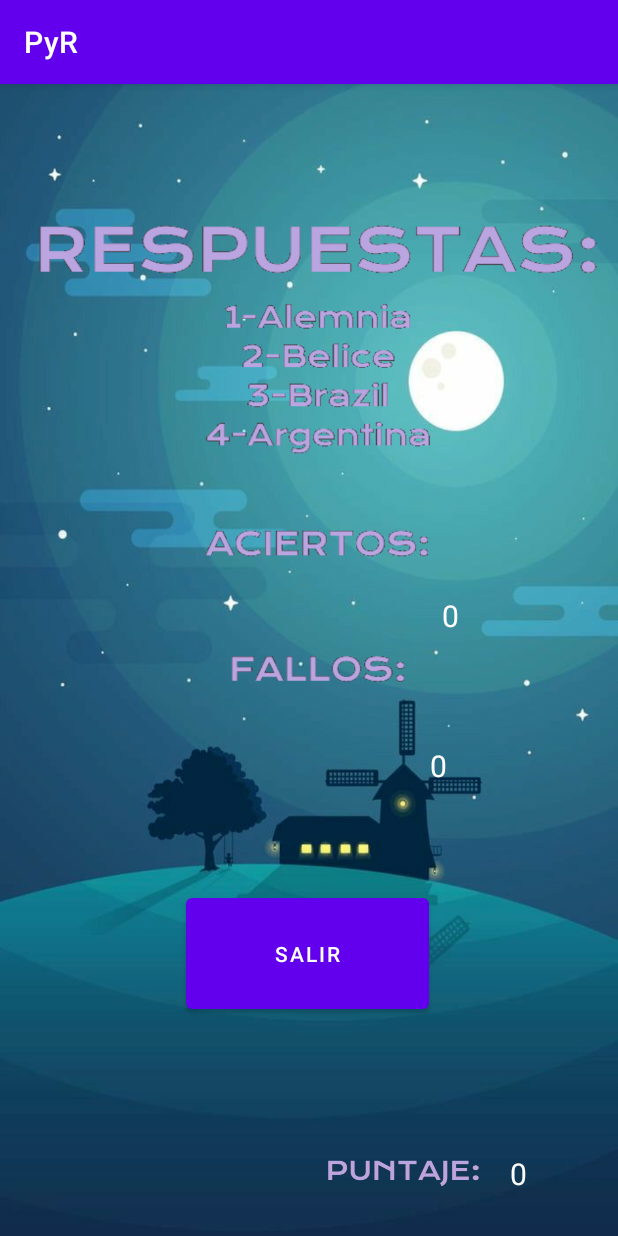
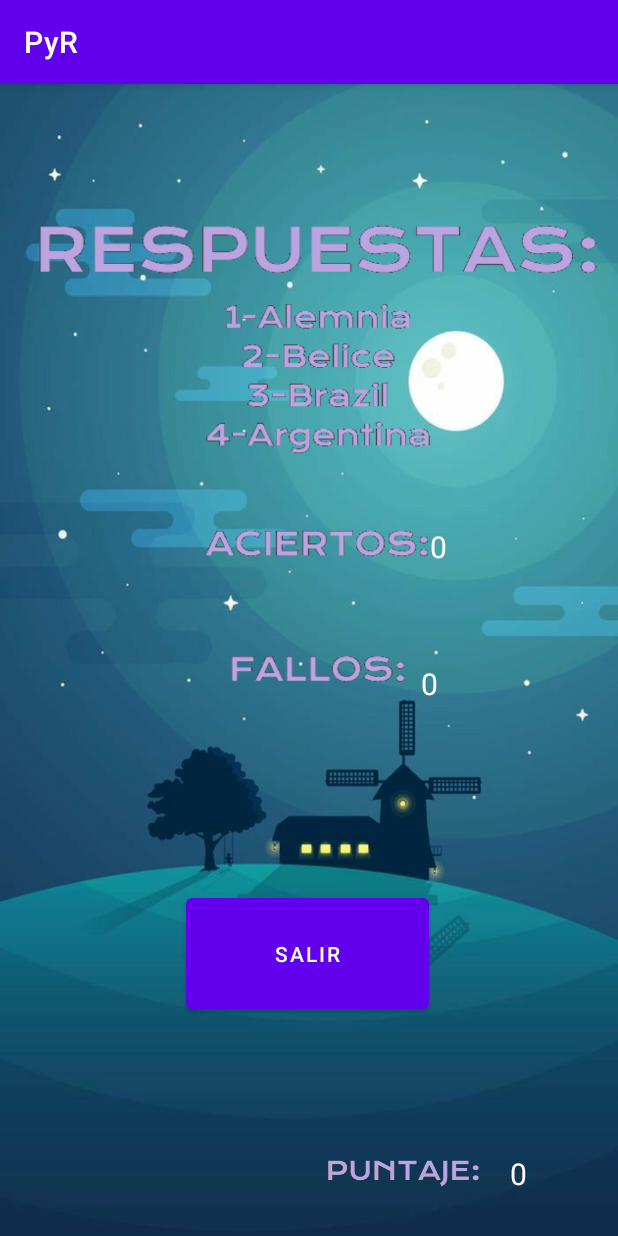
Before and after one commit to JaimeRodri1/PyR, an Android app: the resultado screen opened directly, with no data from a screen before it, on a phone screen of 412 x 824 dp. Run offline under Robolectric (Android 15) with nearby library versions, the phone set to English and light mode, and no system bars; 3 statements that could not run were skipped.

Commit message:
Se mejoro el diseño y se corrigieron bugs.

```diff
--- a/app/src/main/res/layout/activity_resultado.xml
+++ b/app/src/main/res/layout/activity_resultado.xml
@@ -29,10 +29,10 @@
         app:autoSizeTextType="none"
         app:layout_constraintBottom_toBottomOf="parent"
         app:layout_constraintEnd_toEndOf="parent"
-        app:layout_constraintHorizontal_bias="0.847"
+        app:layout_constraintHorizontal_bias="0.824"
         app:layout_constraintStart_toStartOf="parent"
         app:layout_constraintTop_toTopOf="parent"
-        app:layout_constraintVertical_bias="0.467" />
+        app:layout_constraintVertical_bias="0.404" />
 
     <TextView
         android:id="@+id/Fails"
@@ -44,10 +44,10 @@
         app:autoSizeTextType="none"
         app:layout_constraintBottom_toBottomOf="parent"
         app:layout_constraintEnd_toEndOf="parent"
-        app:layout_constraintHorizontal_bias="0.812"
+        app:layout_constraintHorizontal_bias="0.795"
         app:layout_constraintStart_toStartOf="parent"
         app:layout_constraintTop_toTopOf="parent"
-        app:layout_constraintVertical_bias="0.6" />
+        app:layout_constraintVertical_bias="0.525" />
 
     <ImageView
         android:id="@+id/imageView2"
```
